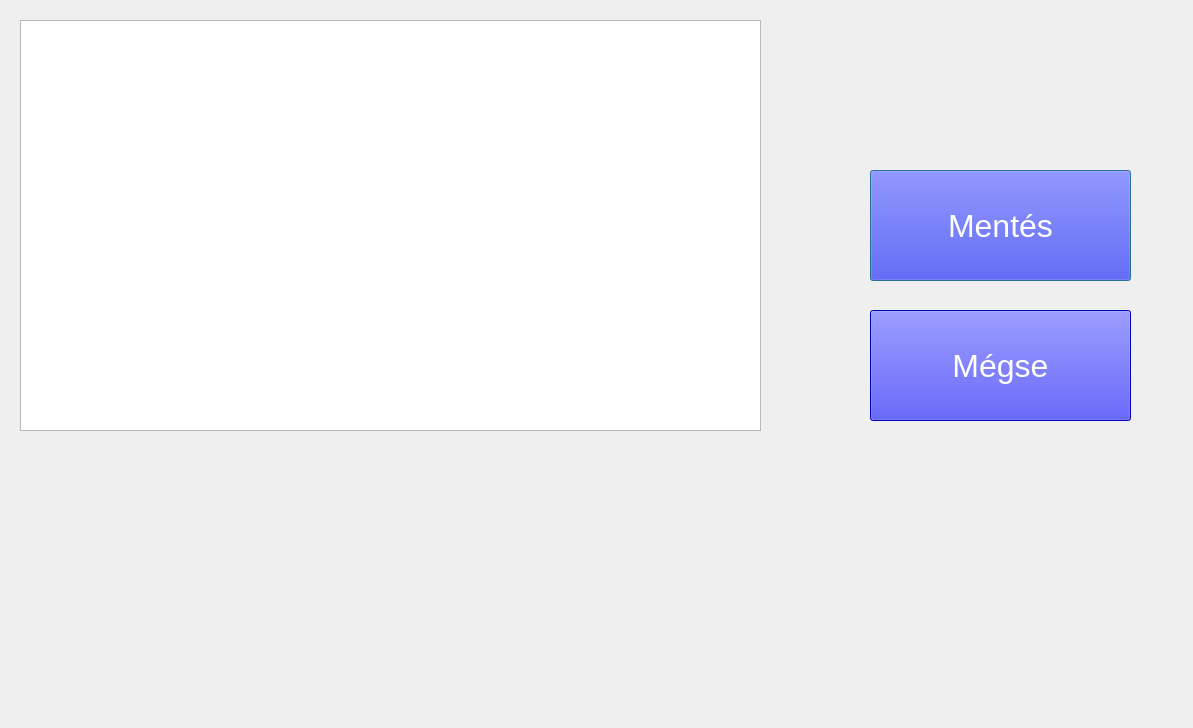
belakovi/beosztaskezelo, file Adatkezelo.ui: the form before one commit.
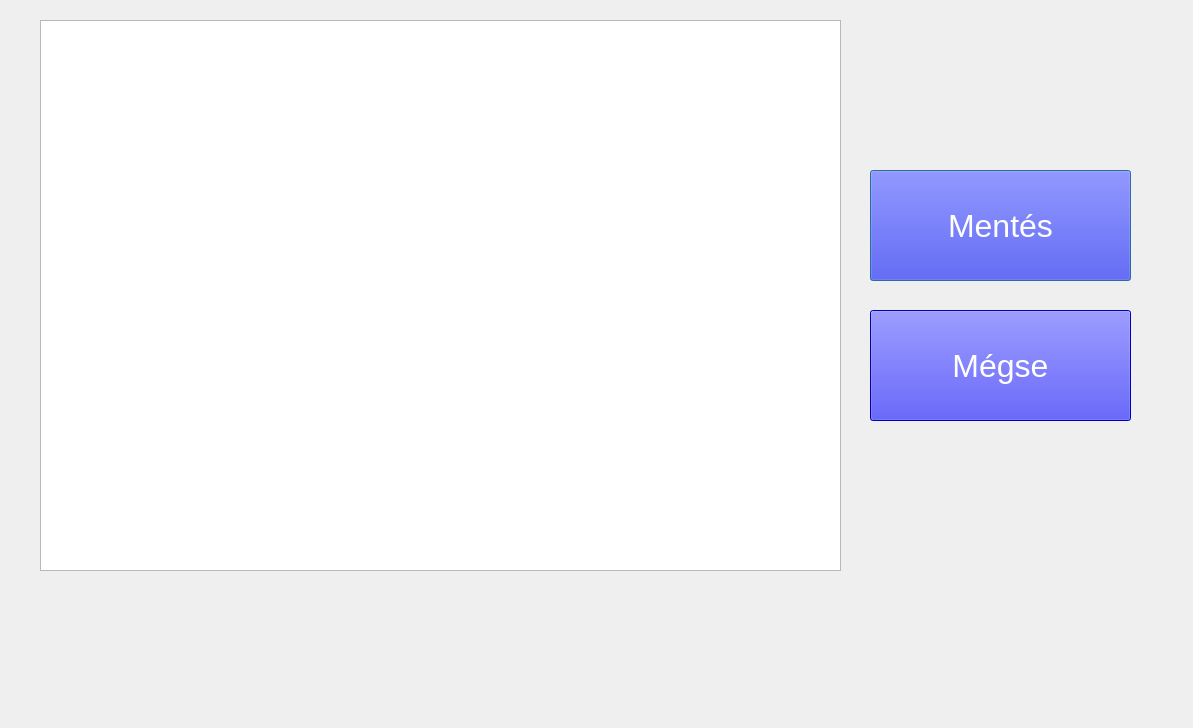
The form after the commit.

Diff of the .ui file:
```diff
--- a/Adatkezelo.ui
+++ b/Adatkezelo.ui
@@ -60,13 +60,13 @@
     <string>Mégse</string>
    </property>
   </widget>
-  <widget class="QTableWidget" name="tableWidget">
+  <widget class="QTableView" name="tableView">
    <property name="geometry">
     <rect>
-     <x>20</x>
+     <x>40</x>
      <y>20</y>
-     <width>741</width>
-     <height>411</height>
+     <width>801</width>
+     <height>551</height>
     </rect>
    </property>
   </widget>
```
